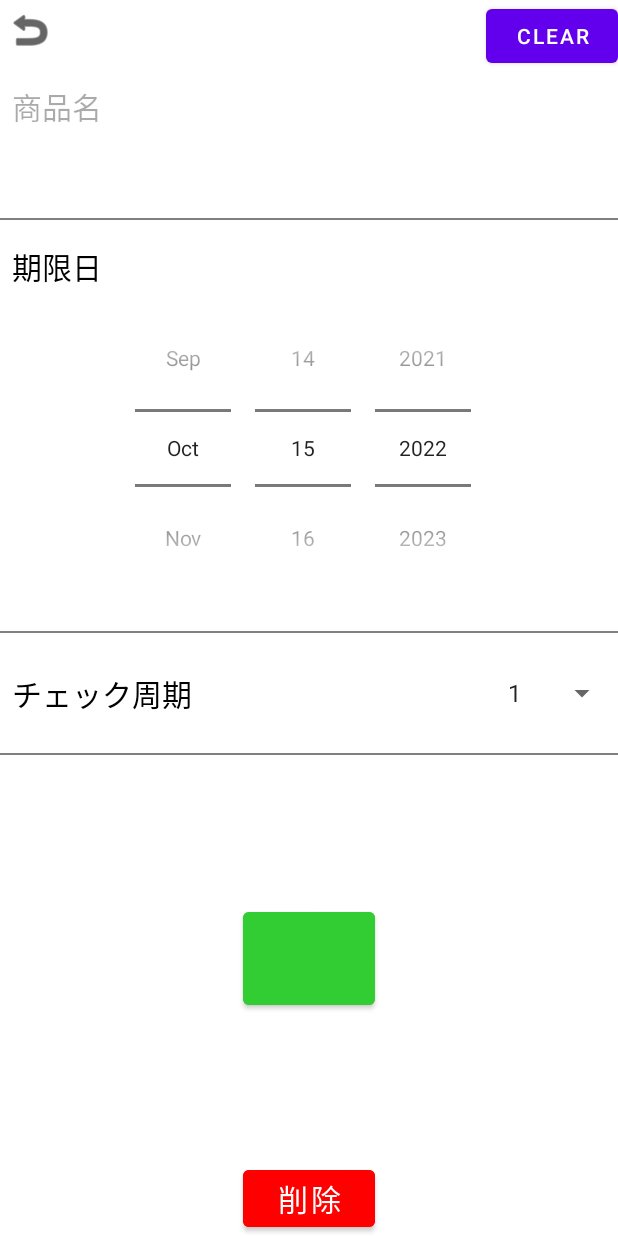
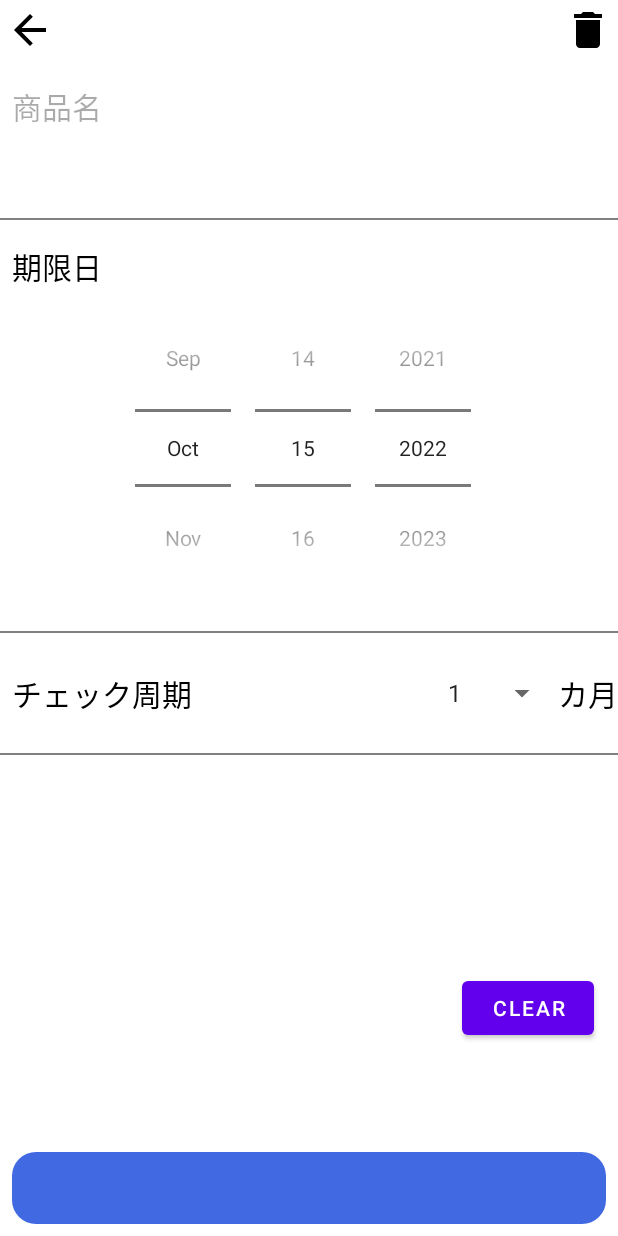
Before and after one commit to tabatad/DeadlineMonitor, an Android app: the fragment ItemInfoFragment placed in its activity, on a phone screen of 412 x 824 dp. Run offline under Robolectric (Android 15) with nearby library versions, the phone set to English and light mode, and no system bars; our stand-ins replace Room's generated code, data binding; libraries missing offline, so code that uses them is left out: com.journeyapps.barcodescanner; 3 statements that could not run were skipped.

Commit message:
[update]UIの変更

```diff
--- a/app/src/main/java/com/tabata/deadlinemonitor/home/HomeFragment.kt
+++ b/app/src/main/java/com/tabata/deadlinemonitor/home/HomeFragment.kt
@@ -7,7 +7,6 @@ import android.view.ViewGroup
 import androidx.fragment.app.Fragment
 import androidx.lifecycle.ViewModelProvider
 import androidx.navigation.fragment.findNavController
-import androidx.recyclerview.widget.DividerItemDecoration
 import androidx.recyclerview.widget.LinearLayoutManager
 import com.journeyapps.barcodescanner.ScanContract
 import com.journeyapps.barcodescanner.ScanIntentResult
@@ -51,8 +50,6 @@ class HomeFragment : Fragment() {
         homeViewModel.updateCheckItemList()
         val itemListView = binding.itemListView
         itemListView.layoutManager = LinearLayoutManager(requireContext())
-        val itemDecoration = DividerItemDecoration(requireContext(), DividerItemDecoration.VERTICAL)
-        itemListView.addItemDecoration(itemDecoration)
 
         // アイテムリストのオブザーバー
         homeViewModel.dataSet.observe(viewLifecycleOwner) {
--- /dev/null
+++ b/app/src/main/res/drawable/back_icon.xml
@@ -0,0 +1,5 @@
+<vector android:autoMirrored="true" android:height="32dp"
+    android:tint="#000000" android:viewportHeight="24"
+    android:viewportWidth="24" android:width="32dp" xmlns:android="http://schemas.android.com/apk/res/android">
+    <path android:fillColor="@android:color/white" android:pathData="M20,11H7.83l5.59,-5.59L12,4l-8,8 8,8 1.41,-1.41L7.83,13H20v-2z"/>
+</vector>
--- /dev/null
+++ b/app/src/main/res/drawable/button_round.xml
@@ -0,0 +1,8 @@
+<?xml version="1.0" encoding="utf-8"?>
+<selector xmlns:android="http://schemas.android.com/apk/res/android">
+    <item>
+        <shape>
+            <corners android:radius="@dimen/round_button_radius"/>
+        </shape>
+    </item>
+</selector>
--- /dev/null
+++ b/app/src/main/res/drawable/camera_icon.xml
@@ -0,0 +1,6 @@
+<vector android:height="32dp" android:tint="#FFFFFF"
+    android:viewportHeight="24" android:viewportWidth="24"
+    android:width="32dp" xmlns:android="http://schemas.android.com/apk/res/android">
+    <path android:fillColor="@android:color/white" android:pathData="M12,12m-3.2,0a3.2,3.2 0,1 1,6.4 0a3.2,3.2 0,1 1,-6.4 0"/>
+    <path android:fillColor="@android:color/white" android:pathData="M9,2L7.17,4L4,4c-1.1,0 -2,0.9 -2,2v12c0,1.1 0.9,2 2,2h16c1.1,0 2,-0.9 2,-2L22,6c0,-1.1 -0.9,-2 -2,-2h-3.17L15,2L9,2zM12,17c-2.76,0 -5,-2.24 -5,-5s2.24,-5 5,-5 5,2.24 5,5 -2.24,5 -5,5z"/>
+</vector>
--- /dev/null
+++ b/app/src/main/res/drawable/delete_icon.xml
@@ -0,0 +1,5 @@
+<vector android:height="32dp" android:tint="#000000"
+    android:viewportHeight="24" android:viewportWidth="24"
+    android:width="32dp" xmlns:android="http://schemas.android.com/apk/res/android">
+    <path android:fillColor="@android:color/white" android:pathData="M6,19c0,1.1 0.9,2 2,2h8c1.1,0 2,-0.9 2,-2V7H6v12zM19,4h-3.5l-1,-1h-5l-1,1H5v2h14V4z"/>
+</vector>
--- a/app/src/main/res/layout/fragment_item_info.xml
+++ b/app/src/main/res/layout/fragment_item_info.xml
@@ -4,6 +4,7 @@
     xmlns:tools="http://schemas.android.com/tools">
 
     <data>
+
         <variable
             name="itemInfoViewModel"
             type="com.tabata.deadlinemonitor.iteminfo.ItemInfoViewModel" />
@@ -21,19 +22,30 @@
             android:background="@null"
             android:contentDescription="@string/cancel_button_description"
             android:padding="@dimen/small_padding"
+            android:src="@drawable/back_icon"
             app:layout_constraintStart_toStartOf="parent"
             app:layout_constraintTop_toTopOf="parent"
-            app:srcCompat="@android:drawable/ic_menu_revert"
             app:tint="@color/black" />
+
+        <ImageButton
+            android:id="@+id/delete_button"
+            android:layout_width="wrap_content"
+            android:layout_height="wrap_content"
+            android:background="@null"
+            android:padding="@dimen/small_padding"
+            android:src="@drawable/delete_icon"
+            app:layout_constraintEnd_toEndOf="parent"
+            app:layout_constraintTop_toTopOf="parent"
+            tools:ignore="ContentDescription" />
 
         <EditText
             android:id="@+id/item_name"
             style="@style/small_text"
             android:autofillHints=""
             android:background="@color/clear"
-            android:text="@={itemInfoViewModel.itemName}"
             android:hint="@string/item_name_hint"
             android:inputType="textMultiLine"
+            android:text="@={itemInfoViewModel.itemName}"
             android:textColorHint="#55000000"
             app:layout_constraintStart_toStartOf="parent"
             app:layout_constraintTop_toBottomOf="@+id/cancel_button"
@@ -42,10 +54,11 @@
         <TextView
             android:id="@+id/jan_code"
             style="@style/small_text"
+            android:layout_marginEnd="@dimen/small_margin"
             android:text="@={itemInfoViewModel.janCode}"
-            android:layout_marginEnd="@dimen/small_margin"
             app:layout_constraintEnd_toEndOf="parent"
-            app:layout_constraintTop_toBottomOf="@+id/item_name" />
+            app:layout_constraintTop_toBottomOf="@+id/item_name"
+            tools:text="4900000000000" />
 
         <View
             android:id="@+id/bar1"
@@ -100,7 +113,16 @@
             android:contentDescription="@string/check_cycle_spinner_description"
             android:minHeight="48dp"
             android:textSize="@dimen/small_text"
-            app:layout_constraintEnd_toEndOf="@+id/bar2"
+            app:layout_constraintEnd_toStartOf="@+id/textView"
+            app:layout_constraintTop_toBottomOf="@+id/bar2" />
+
+        <TextView
+            android:id="@+id/textView"
+            style="@style/small_text"
+            android:layout_marginTop="@dimen/large_margin"
+            android:text="@string/cycle_month"
+            app:layout_constraintBottom_toBottomOf="@+id/check_cycle_spinner"
+            app:layout_constraintEnd_toEndOf="parent"
             app:layout_constraintTop_toBottomOf="@+id/bar2" />
 
         <View
@@ -115,38 +137,30 @@
 
         <Button
             android:id="@+id/register_button"
-            android:layout_width="wrap_content"
+            android:layout_width="match_parent"
             android:layout_height="wrap_content"
-            android:backgroundTint="@color/green_button"
+            android:layout_margin="@dimen/small_margin"
+            android:background="@drawable/button_round"
             android:onClick="@{() -> itemInfoViewModel.onRegister()}"
-            android:textSize="@dimen/large_text"
-            app:layout_constraintBottom_toTopOf="@+id/delete_button"
+            android:textSize="@dimen/small_text"
+            app:backgroundTint="@color/register_button"
+            app:layout_constraintBottom_toBottomOf="parent"
             app:layout_constraintEnd_toEndOf="parent"
             app:layout_constraintStart_toStartOf="parent"
-            app:layout_constraintTop_toBottomOf="@+id/bar3"
             tools:ignore="TextContrastCheck"
-            tools:text="@string/register_button"/>
+            tools:text="@string/register_button" />
 
         <Button
             android:id="@+id/button"
             android:layout_width="wrap_content"
             android:layout_height="wrap_content"
+            android:layout_marginEnd="16dp"
+            android:layout_marginBottom="128dp"
             android:onClick="@{() -> itemInfoViewModel.onClear()}"
             android:text="Clear"
-            app:layout_constraintEnd_toEndOf="parent"
-            app:layout_constraintTop_toTopOf="parent"
-            tools:ignore="HardcodedText" />
-
-        <Button
-            android:id="@+id/delete_button"
-            android:layout_width="wrap_content"
-            android:layout_height="wrap_content"
-            android:text="@string/delete_button"
-            android:backgroundTint="@color/red"
-            android:textSize="@dimen/small_text"
             app:layout_constraintBottom_toBottomOf="parent"
             app:layout_constraintEnd_toEndOf="parent"
-            app:layout_constraintStart_toStartOf="parent" />
+            tools:ignore="HardcodedText" />
 
     </androidx.constraintlayout.widget.ConstraintLayout>
 </layout>
--- a/app/src/main/res/values/colors.xml
+++ b/app/src/main/res/values/colors.xml
@@ -9,6 +9,7 @@
     <color name="white">#FFFFFFFF</color>
     <color name="gray">#ff808080</color>
     <color name="green_button">#ff32CD32</color>
+    <color name="register_button">#4169e1</color>
     <color name="red">#ffff0000</color>
     <color name="clear">#00000000</color>
 </resources>
--- a/app/src/main/res/values/dimens.xml
+++ b/app/src/main/res/values/dimens.xml
@@ -1,9 +1,19 @@
 <?xml version="1.0" encoding="utf-8"?>
 <resources>
+    <dimen name="small_text">20sp</dimen>
     <dimen name="large_text">40sp</dimen>
-    <dimen name="small_text">20sp</dimen>
+
     <dimen name="small_padding">4dp</dimen>
+
+    <dimen name="small_margin">8dp</dimen>
+    <dimen name="large_margin">16dp</dimen>
+
     <dimen name="bar_view_height">1dp</dimen>
-    <dimen name="large_margin">16dp</dimen>
-    <dimen name="small_margin">8dp</dimen>
+
+    <dimen name="card_radius">8dp</dimen>
+
+    <dimen name="round_button_radius">16dp</dimen>
+
+    <dimen name="circle_button_radius">64dip</dimen>
+    <dimen name="circle_button_size">64dp</dimen>
 </resources>
--- a/app/src/main/res/values/strings.xml
+++ b/app/src/main/res/values/strings.xml
@@ -11,4 +11,5 @@
     <string name="home_title_text">期限チェック対象リスト</string>
     <string name="deadline_date">期限日</string>
     <string name="delete_button">削除</string>
+    <string name="cycle_month">カ月</string>
 </resources>
--- a/app/src/main/res/values/themes.xml
+++ b/app/src/main/res/values/themes.xml
@@ -1,4 +1,4 @@
-<resources xmlns:tools="http://schemas.android.com/tools">
+<resources>
     <!-- Base application theme. -->
     <style name="Theme.DeadlineMonitor" parent="Theme.MaterialComponents.DayNight.NoActionBar">
         <!-- Primary brand color. -->
@@ -10,7 +10,8 @@
         <item name="colorSecondaryVariant">@color/teal_700</item>
         <item name="colorOnSecondary">@color/black</item>
         <!-- Status bar color. -->
-        <item name="android:statusBarColor" >?attr/colorPrimaryVariant</item>
+        <item name="android:statusBarColor" >@color/white</item>
         <!-- Customize your theme here. -->
+        <item name="android:windowLightStatusBar">true</item>
     </style>
 </resources>
```
Also changed, not shown: app/src/main/java/com/tabata/deadlinemonitor/iteminfo/ItemInfoFragment.kt (+0 -12 lines), app/src/main/res/drawable/button_circle.xml (added, +9 -0 lines), app/src/main/res/layout/fragment_home.xml (+10 -8 lines), app/src/main/res/layout/text_row_item.xml (+12 -4 lines).
